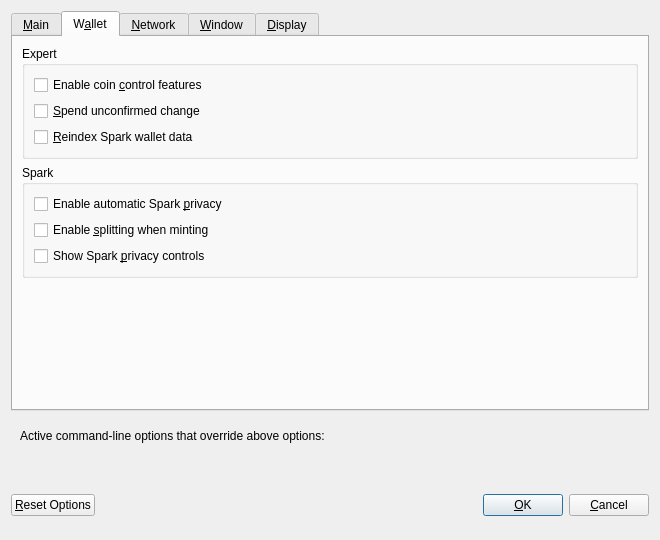
Before: the Qt Designer form src/qt/forms/optionsdialog.ui in firoorg/firo, drawn with Qt 5.
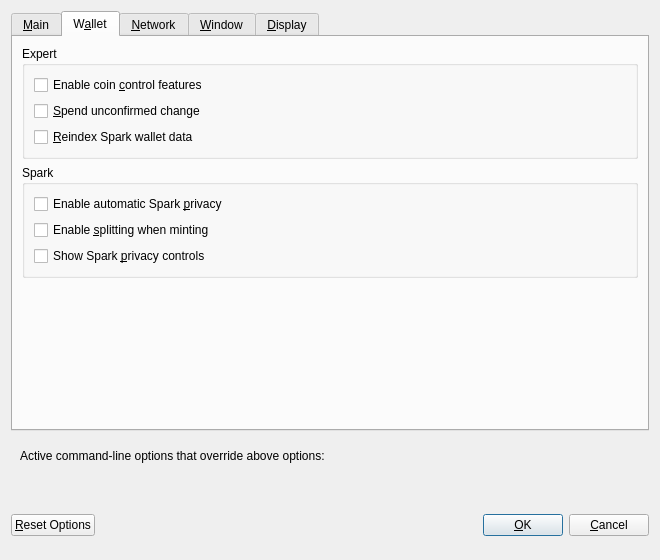
After: the same form once the commit is applied. Custom widgets are drawn as their Qt base class.

Commit message: Qt: open cramped dialogs without scrolling

The edit to the form file:
```diff
--- a/src/qt/forms/optionsdialog.ui
+++ b/src/qt/forms/optionsdialog.ui
@@ -7,7 +7,7 @@
     <x>0</x>
     <y>0</y>
     <width>660</width>
-    <height>540</height>
+    <height>560</height>
    </rect>
   </property>
   <property name="windowTitle">
```
The commit also changes 4 other files.
